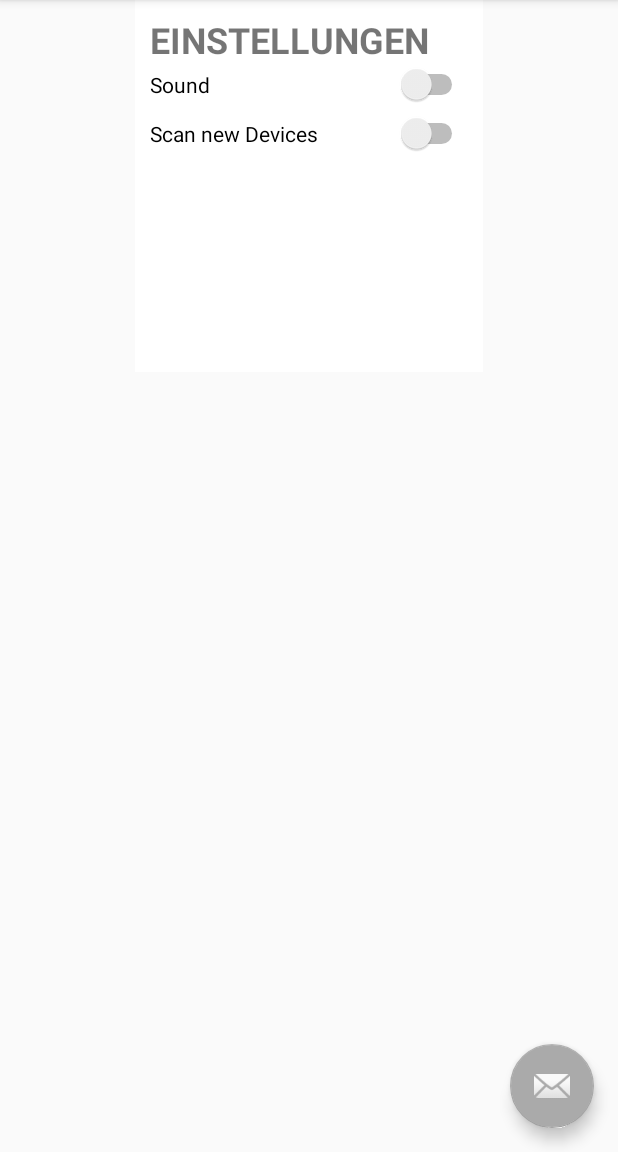
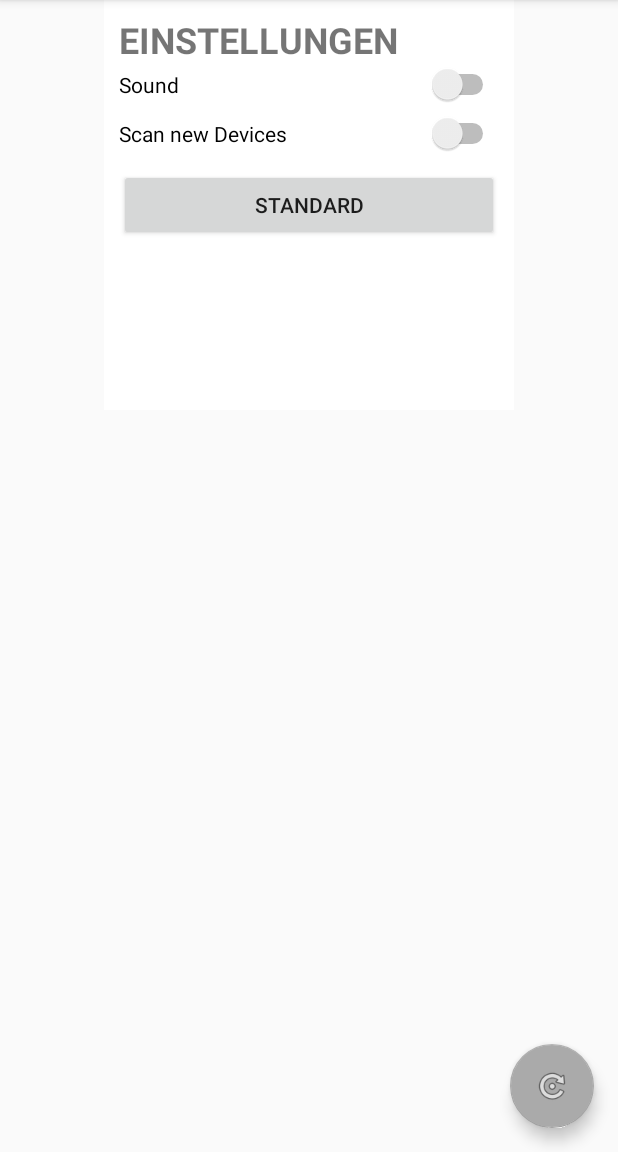
Before and after one commit to TorbenStriegel/SmartDUINO, an Android app: the screen it shows after launch (MainActivity), in the options menu, after a tap on "Einstellungen", on a phone screen of 412 x 824 dp, the part 84-1236 px from its top. Run offline under Robolectric (Android 15) with nearby library versions, the phone set to English and light mode, and no system bars; our stand-ins replace Volley; network calls fail; 1 statement that could not run was skipped.

Commit message:
Button geht :D

```diff
--- a/app/src/main/AndroidManifest.xml
+++ b/app/src/main/AndroidManifest.xml
@@ -14,6 +14,7 @@
         android:supportsRtl="true"
         android:theme="@style/AppTheme">
         <activity
+            android:screenOrientation="portrait"
             android:name=".MainActivity"
             android:label="@string/app_name"
             android:theme="@style/AppTheme.NoActionBar">
@@ -24,10 +25,7 @@
             </intent-filter>
         </activity>
         <activity
-            android:name=".Light"
-            android:label="@string/title_activity_light"
-            android:theme="@style/AppTheme.NoActionBar" />
-        <activity
+            android:screenOrientation="portrait"
             android:name=".NewArduino_Activity"
             android:label="@string/title_activity_new_arduino_"
             android:theme="@style/AppTheme.NoActionBar"></activity>
--- a/app/src/main/java/de/smartduino/cloudstudios/smartduino/MainActivity.java
+++ b/app/src/main/java/de/smartduino/cloudstudios/smartduino/MainActivity.java
@@ -2,6 +2,7 @@ package de.smartduino.cloudstudios.smartduino;
 
 import android.content.Intent;
 import android.graphics.drawable.Drawable;
+import android.net.wifi.WifiManager;
 import android.os.Bundle;
 import android.support.design.widget.FloatingActionButton;
 import android.support.design.widget.NavigationView;
@@ -42,7 +43,8 @@ public class MainActivity extends AppCompatActivity
         fab.setOnClickListener(new View.OnClickListener() {
             @Override
             public void onClick(View view) {
-                Snackbar.make(view, "Hi Du EI", Snackbar.LENGTH_LONG)
+                httpScanner.getInfo();
+                Snackbar.make(view, "Refresh devices", Snackbar.LENGTH_LONG)
                         .setAction("Action", null).show();
             }
         });
@@ -52,20 +54,18 @@ public class MainActivity extends AppCompatActivity
                 this, drawer, toolbar, R.string.navigation_drawer_open, R.string.navigation_drawer_close);
         drawer.addDrawerListener(toggle);
         toggle.syncState();
+        WifiManager wifiManager = (WifiManager)getApplicationContext().getSystemService(WIFI_SERVICE);
+        if (true){
         httpScanner = new ScanHttp(this);
-
-//-------------------------------------------------------------------------------------------------------------------------------------
-
-
-        geraetenamen[0] = "Licht";
-        geraetenamen[1] = "Licht";
-        geraetenamen[2] = "Licht";
-        Log.d("", "tetasjgd");
 
 
         if (!httpScanner.isArduinoInNetwork()) {
             Intent newArduiono = new Intent(this, NewArduino_Activity.class);
             startActivity(newArduiono);
+        }
+
+        TextView anzeige = (TextView) findViewById(R.id.textView_start);
+        //anzeige.setText(httpScanner.myDevices.length+" devices were found in your network.");
         }
         /*
         NavigationView navigationView = (NavigationView) findViewById(R.id.nav_view);
--- a/app/src/main/java/de/smartduino/cloudstudios/smartduino/Settings_Fragment.java
+++ b/app/src/main/java/de/smartduino/cloudstudios/smartduino/Settings_Fragment.java
@@ -4,16 +4,29 @@ import android.content.Context;
 import android.net.Uri;
 import android.os.Bundle;
 import android.support.v4.app.Fragment;
+import android.util.Log;
 import android.view.LayoutInflater;
 import android.view.View;
 import android.view.ViewGroup;
+import android.widget.Button;
+
+import static de.smartduino.cloudstudios.smartduino.MainActivity.httpScanner;
 
 
-public class Settings_Fragment extends Fragment {
+public class Settings_Fragment extends Fragment implements View.OnClickListener {
     @Override
     public View onCreateView(LayoutInflater inflater, ViewGroup container,
                              Bundle savedInstanceState) {
         // Inflate the layout for this fragment
-        return inflater.inflate(R.layout.fragment_settings_, container, false);
+        View inf = inflater.inflate(R.layout.fragment_settings_, container, false);
+        Button b = inf.findViewById(R.id.button_addDevice);
+        b.setOnClickListener(this);
+
+        return inf;
+    }
+
+    @Override
+    public void onClick(View v) {
+        Log.d("dasd","asdasdsad");
     }
 }
--- a/app/src/main/res/layout/app_bar_main.xml
+++ b/app/src/main/res/layout/app_bar_main.xml
@@ -28,6 +28,6 @@
         android:layout_height="wrap_content"
         android:layout_gravity="bottom|end"
         android:layout_margin="@dimen/fab_margin"
-        app:srcCompat="@android:drawable/ic_dialog_email" />
+        app:srcCompat="@android:drawable/ic_menu_rotate" />
 
 </android.support.design.widget.CoordinatorLayout>
--- a/app/src/main/res/layout/fragment_new_device_.xml
+++ b/app/src/main/res/layout/fragment_new_device_.xml
@@ -97,7 +97,7 @@
             </LinearLayout>
 
             <Button
-                android:id="@+id/button_addDevice2"
+                android:id="@+id/button_addDevice"
                 android:layout_width="match_parent"
                 android:layout_height="wrap_content"
                 android:text="Add Device" />
--- a/app/src/main/res/layout/fragment_settings_.xml
+++ b/app/src/main/res/layout/fragment_settings_.xml
@@ -46,5 +46,12 @@
             android:layout_height="wrap_content"
             android:layout_marginTop="5dp"
             android:text="Scan new Devices" />
+
+        <Button
+            android:id="@+id/button_standart"
+            android:layout_width="match_parent"
+            android:layout_height="wrap_content"
+            android:layout_marginTop="10dp"
+            android:text="standard" />
     </LinearLayout>
 </FrameLayout>
--- a/app/src/main/res/layout/fragment_start_.xml
+++ b/app/src/main/res/layout/fragment_start_.xml
@@ -39,10 +39,11 @@
             android:src="@mipmap/ic_launcher" />
 
         <TextView
-            android:id="@+id/textView2"
+            android:id="@+id/textView_start"
             android:layout_width="match_parent"
             android:layout_height="wrap_content"
-            android:text="0 devices were found in your network." />
+            android:text="0 devices were found in your network."
+            android:textSize="24sp" />
 
     </LinearLayout>
 </FrameLayout>
```
Also changed, not shown: app/src/main/java/de/smartduino/cloudstudios/smartduino/NewDevice_Fragment.java (+34 -27 lines).
